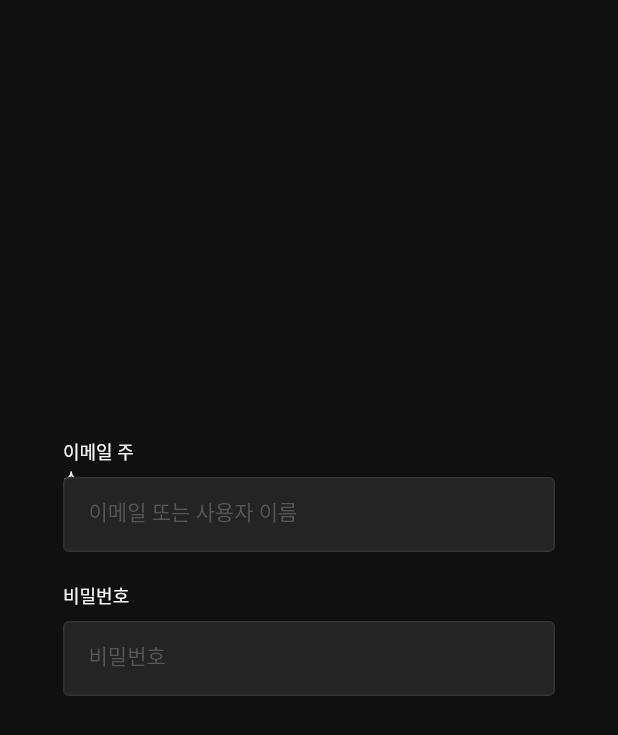
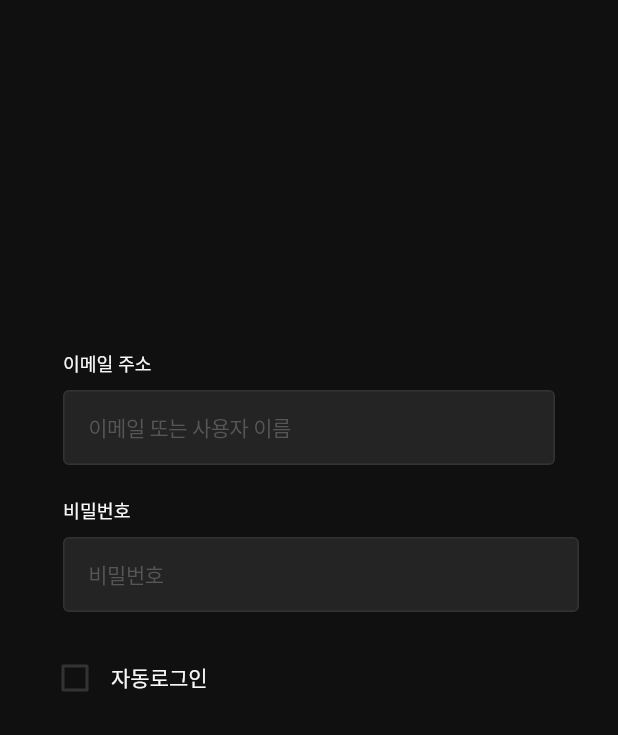
Before and after one commit to cos-quare/cosquare-app, a Flutter app: the screen it shows after launch, on a phone screen of 412 x 824 dp. Shown: the top 735 px of the screen. Run offline on Flutter 3.47's test engine with Material 2 defaults, Android fonts, the light colour scheme and no system bars; Roboto replaces fonts that are missing (Pretendard).

Commit message:
:sparkles: "login 화면 UI" - check box component 화 (base_check_box)

```diff
--- a/lib/screens/login_screen.dart
+++ b/lib/screens/login_screen.dart
@@ -1,3 +1,4 @@
+import 'package:costarica_app/widgets/base_check_box.dart';
 import 'package:costarica_app/widgets/base_text_field.dart';
 import 'package:flutter/material.dart';
 
@@ -15,56 +16,72 @@ class _LoginScreenState extends State<LoginScreen> {
           child: Container(
             width: 360.0,
             height: 640.0,
-            child: Stack(
+            child: Column(
               children: [
-                Positioned(
-                    left: 16.0,
-                    top: 200.0,
-                    width: 56.0,
-                    height: 20.0,
+                Padding(
+                    padding: const EdgeInsets.fromLTRB(16, 140, 285, 8),
+                    child: Container(
+                      width: 59,
+                      height: 20,
+                      child: const FittedBox(
+                        fit: BoxFit.contain,
                         child: Text(
                           '이메일 주소',
                           overflow: TextOverflow.visible,
                           textAlign: TextAlign.left,
                           style: TextStyle(
-                        fontSize: 12.0,
-                        fontWeight: FontWeight.w500,
+                            fontSize: 13.0,
+                            fontWeight: FontWeight.w400,
                             color: const Color(0xfff8f8f8),
                           ),
+                        ),
+                      ),
                     )),
-                Positioned(
-                  left: 16.0,
-                  top: 226.0,
-                  width: 328.0,
-                  height: 50.0,
+                Padding(
+                    padding:
+                        const EdgeInsets.symmetric(vertical: 0, horizontal: 16),
                     child: BaseTextField(
                       hintText: '이메일 또는 사용자 이름',
-                  ),
-                ),
-                Positioned(
-                    left: 16.0,
-                    top: 296.0,
-                    width: 56.0,
-                    height: 20.0,
+                    )),
+                Padding(
+                  padding: const EdgeInsets.fromLTRB(16, 20, 299, 8),
+                  child: Container(
+                    width: 45,
+                    height: 20,
+                    child: const FittedBox(
+                      fit: BoxFit.contain,
                       child: Text(
                         '비밀번호',
                         overflow: TextOverflow.visible,
                         textAlign: TextAlign.left,
                         style: TextStyle(
-                        fontSize: 12.0,
+                          fontSize: 13.0,
+                          fontWeight: FontWeight.w400,
+                          color: const Color(0xfff8f8f8),
+                        ),
+                      ),
+                    ),
+                  ),
+                ),
+                Padding(
+                    padding: const EdgeInsets.fromLTRB(16, 0, 0, 20),
+                    child: BaseTextField(
+                      hintText: '비밀번호',
+                    )),
+                Padding(
+                  padding: const EdgeInsets.fromLTRB(0, 0, 0, 0),
+                  child: Row(
+                    children: [
+                      BaseCheckBox(),
+                      Text('자동로그인',
+                          style: TextStyle(
+                            fontSize: 14.0,
                             fontWeight: FontWeight.w500,
                             color: const Color(0xfff8f8f8),
+                          ))
+                    ],
                   ),
-                    )),
-                Positioned(
-                  left: 16.0,
-                  top: 322.0,
-                  width: 328.0,
-                  height: 50.0,
-                  child: BaseTextField(
-                    hintText: '비밀번호',
-                  ),
-                ),
+                )
               ],
             ),
           ),
--- /dev/null
+++ b/lib/widgets/base_check_box.dart
@@ -0,0 +1,25 @@
+import 'package:flutter/material.dart';
+
+class BaseCheckBox extends StatefulWidget {
+  @override
+  State<BaseCheckBox> createState() => _BaseCheckBoxState();
+}
+
+class _BaseCheckBoxState extends State<BaseCheckBox> {
+  bool isChecked = false;
+
+  @override
+  Widget build(BuildContext context) {
+    return Theme(
+        data: ThemeData(unselectedWidgetColor: const Color(0xff333333)),
+        child: Checkbox(
+            value: isChecked,
+            checkColor: Colors.white,
+            activeColor: const Color(0xff8D3CF6),
+            onChanged: (value) {
+              setState(() {
+                isChecked = value;
+              });
+            }));
+  }
+}
--- a/lib/widgets/base_text_field.dart
+++ b/lib/widgets/base_text_field.dart
@@ -12,12 +12,13 @@ class BaseTextField extends StatelessWidget {
             border: Border.all(color: const Color(0xff333333)),
             borderRadius: BorderRadius.circular(4.0)),
         child: Padding(
-          padding: const EdgeInsets.symmetric(vertical: 5.0, horizontal: 16.0),
+          padding: const EdgeInsets.symmetric(vertical: 0.0, horizontal: 16.0),
           child: TextField(
             decoration: InputDecoration(
               border: InputBorder.none,
               hintText: hintText,
               hintStyle: TextStyle(
+                letterSpacing: -0.32,
                 fontSize: 14.0,
                 fontWeight: FontWeight.w400,
                 color: const Color(0xff565656),
```
Lines whose indentation alone changed are shown as unchanged.
